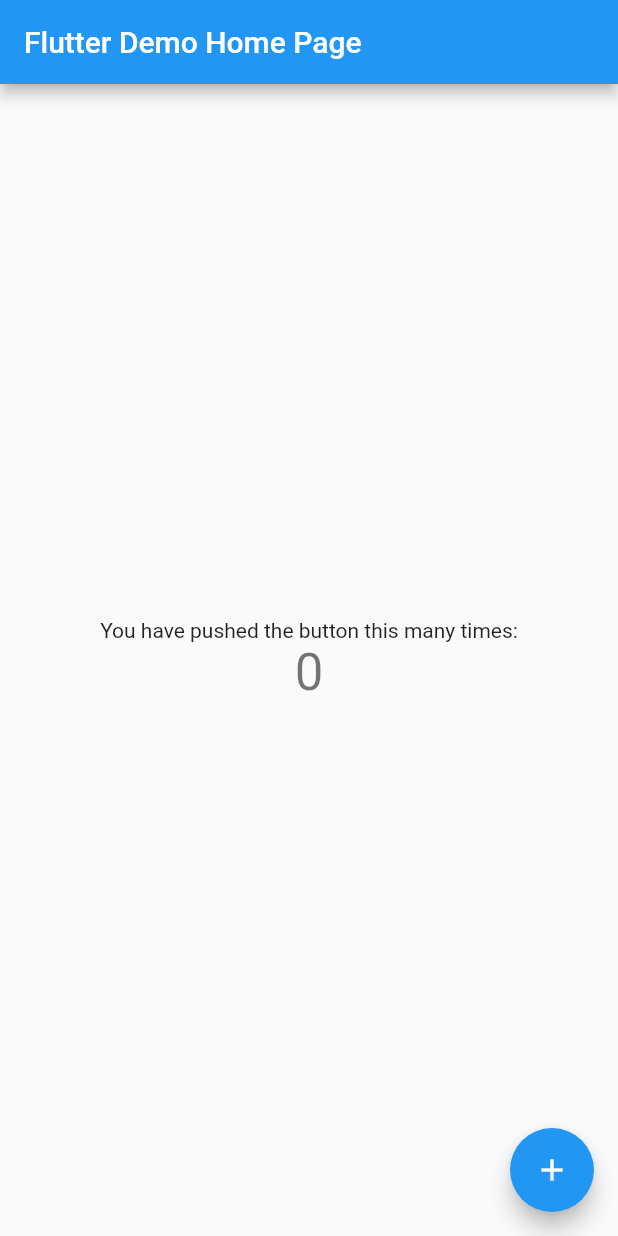
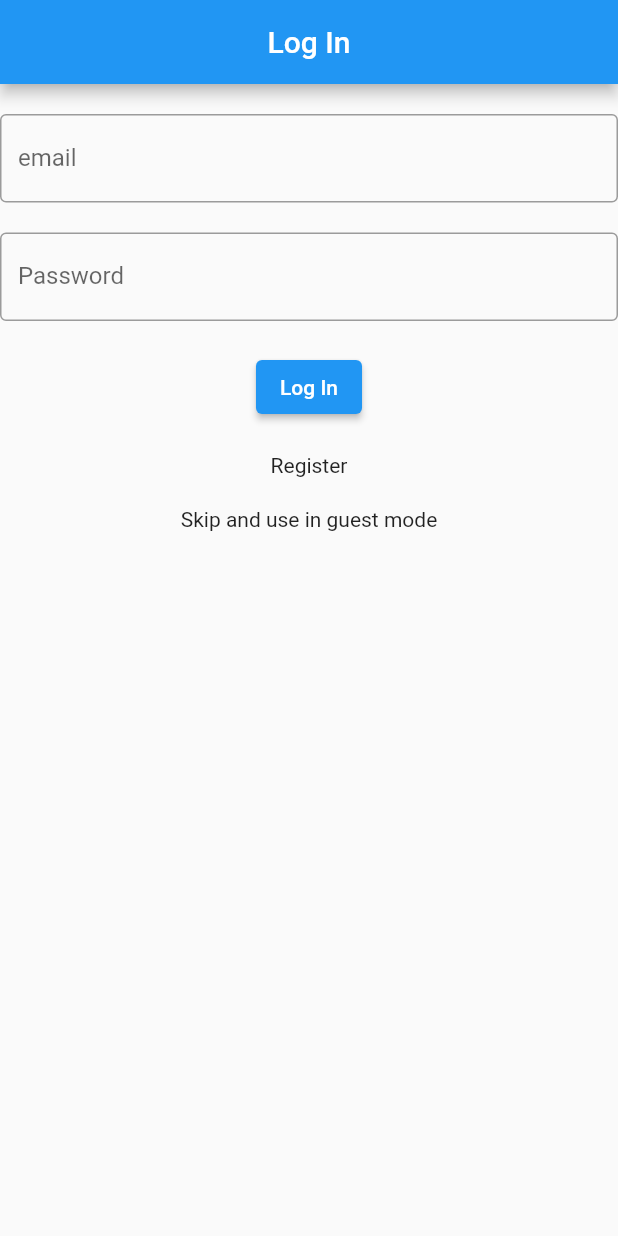
Before and after one commit to hchoaf/flutter-firebase-authentication, a Flutter app: the screen it shows after launch, on a phone screen of 412 x 824 dp. Run offline on Flutter 3.47's test engine with Material 2 defaults, Android fonts, the phone set to English and light mode, and no system bars; our stand-ins replace firebase_auth, firebase_core, get; accounts and stored records are empty.

Commit message:
feat: basic authentication and register

```diff
--- a/lib/main.dart
+++ b/lib/main.dart
@@ -1,6 +1,14 @@
 import 'package:flutter/material.dart';
+import 'package:firebase_core/firebase_core.dart';
+import 'package:flutter_firebase_authentication/screen/loginPage.dart';
+import 'firebase_options.dart';
+import 'package:get/get.dart';
 
-void main() {
+Future<void> main() async {
+  WidgetsFlutterBinding.ensureInitialized();
+  await Firebase.initializeApp(
+    options: DefaultFirebaseOptions.currentPlatform,
+  );
   runApp(const MyApp());
 }
 
@@ -10,106 +18,9 @@ class MyApp extends StatelessWidget {
   // This widget is the root of your application.
   @override
   Widget build(BuildContext context) {
-    return MaterialApp(
+    return GetMaterialApp(
       title: 'Flutter Demo',
-      theme: ThemeData(
-        // This is the theme of your application.
-        //
-        // Try running your application with "flutter run". You'll see the
-        // application has a blue toolbar. Then, without quitting the app, try
-        // changing the primarySwatch below to Colors.green and then invoke
-        // "hot reload" (press "r" in the console where you ran "flutter run",
-        // or simply save your changes to "hot reload" in a Flutter IDE).
-        // Notice that the counter didn't reset back to zero; the application
-        // is not restarted.
-        primarySwatch: Colors.blue,
-      ),
-      home: const MyHomePage(title: 'Flutter Demo Home Page'),
+      home: LoginPage(),
     );
   }
 }
-
-class MyHomePage extends StatefulWidget {
-  const MyHomePage({super.key, required this.title});
-
-  // This widget is the home page of your application. It is stateful, meaning
-  // that it has a State object (defined below) that contains fields that affect
-  // how it looks.
-
-  // This class is the configuration for the state. It holds the values (in this
-  // case the title) provided by the parent (in this case the App widget) and
-  // used by the build method of the State. Fields in a Widget subclass are
-  // always marked "final".
-
-  final String title;
-
-  @override
-  State<MyHomePage> createState() => _MyHomePageState();
-}
-
-class _MyHomePageState extends State<MyHomePage> {
-  int _counter = 0;
-
-  void _incrementCounter() {
-    setState(() {
-      // This call to setState tells the Flutter framework that something has
-      // changed in this State, which causes it to rerun the build method below
-      // so that the display can reflect the updated values. If we changed
-      // _counter without calling setState(), then the build method would not be
-      // called again, and so nothing would appear to happen.
-      _counter++;
-    });
-  }
-
-  @override
-  Widget build(BuildContext context) {
-    // This method is rerun every time setState is called, for instance as done
-    // by the _incrementCounter method above.
-    //
-    // The Flutter framework has been optimized to make rerunning build methods
-    // fast, so that you can just rebuild anything that needs updating rather
-    // than having to individually change instances of widgets.
-    return Scaffold(
-      appBar: AppBar(
-        // Here we take the value from the MyHomePage object that was created by
-        // the App.build method, and use it to set our appbar title.
-        title: Text(widget.title),
-      ),
-      body: Center(
-        // Center is a layout widget. It takes a single child and positions it
-        // in the middle of the parent.
-        child: Column(
-          // Column is also a layout widget. It takes a list of children and
-          // arranges them vertically. By default, it sizes itself to fit its
-          // children horizontally, and tries to be as tall as its parent.
-          //
-          // Invoke "debug painting" (press "p" in the console, choose the
-          // "Toggle Debug Paint" action from the Flutter Inspector in Android
-          // Studio, or the "Toggle Debug Paint" command in Visual Studio Code)
-          // to see the wireframe for each widget.
-          //
-          // Column has various properties to control how it sizes itself and
-          // how it positions its children. Here we use mainAxisAlignment to
-          // center the children vertically; the main axis here is the vertical
-          // axis because Columns are vertical (the cross axis would be
-          // horizontal).
-          mainAxisAlignment: MainAxisAlignment.center,
-          children: <Widget>[
-            const Text(
-              'You have pushed the button this many times:',
-            ),
-            Text(
-              '$_counter',
-              style: Theme.of(context).textTheme.headline4,
-            ),
-          ],
-        ),
-      ),
-      floatingActionButton: FloatingActionButton(
-        onPressed: _incrementCounter,
-        tooltip: 'Increment',
-        child: const Icon(Icons.add),
-      ), // This trailing comma makes auto-formatting nicer for build methods.
-    );
-  }
-}
--- /dev/null
+++ b/lib/screen/loginPage.dart
@@ -0,0 +1,145 @@
+import 'package:flutter/material.dart';
+import 'package:firebase_core/firebase_core.dart';
+import 'package:get/get.dart';
+
+import 'package:firebase_auth/firebase_auth.dart';
+import 'package:flutter/material.dart';
+import 'package:get/get.dart';
+import 'registerPage.dart';
+import 'mainPage.dart';
+
+
+class LoginPage extends StatefulWidget {
+  const LoginPage({Key? key}) : super(key: key);
+
+  @override
+  State<LoginPage> createState() => _LoginPageState();
+}
+
+class _LoginPageState extends State<LoginPage> {
+  final GlobalKey<FormState> _formKey = GlobalKey<FormState>();
+  final TextEditingController _emailController = TextEditingController();
+  final TextEditingController _passwordController = TextEditingController();
+
+  Widget _emailWidget() {
+    return TextFormField(
+      controller: _emailController,
+      keyboardType: TextInputType.emailAddress,
+      decoration: const InputDecoration(
+        border: OutlineInputBorder(),
+        labelText: 'email',
+      ),
+      validator: (String? value) {
+        if (value!.isEmpty) {
+          return 'Enter email';
+        }
+        return null;
+      },
+    );
+  }
+
+  Widget _passwordWidget() {
+    return TextFormField(
+      controller: _passwordController,
+      obscureText: true,
+      keyboardType: TextInputType.text,
+      decoration: const InputDecoration(
+        border: OutlineInputBorder(),
+        labelText: 'Password',
+      ),
+      validator: (String? value) {
+        if (value!.isEmpty) {
+          return 'Enter password';
+        }
+        return null;
+      },
+    );
+  }
+
+  @override
+  void initState() {
+    super.initState();
+  }
+  @override
+  void dispose() {
+    _emailController.dispose();
+    _passwordController.dispose();
+    super.dispose();
+  }
+
+  @override
+  Widget build(BuildContext context) {
+    return Scaffold(
+      appBar: AppBar(
+        title: const Text('Log In'),
+        centerTitle: true,
+      ),
+      body: Form(
+        key: _formKey,
+        child: Column(
+          children: <Widget>[
+            SizedBox(height: 20.0),
+            _emailWidget(),
+            SizedBox(height: 20.0),
+            _passwordWidget(),
+            SizedBox(height: 20.0),
+            ElevatedButton(
+              onPressed: () => _login(),
+              child: Text('Log In'),
+            ),
+            SizedBox(height: 20.0),
+            GestureDetector(
+                child: const Text('Register'),
+                onTap: () {
+                  // Move to register page
+                  Get.to(RegisterPage());
+                }
+            ),
+            SizedBox(height: 20.0),
+            GestureDetector(
+                child: const Text('Skip and use in guest mode'),
+                onTap: () {
+                  // Move to register page
+
+                }
+            ),
+          ],
+        ),
+      ),
+    );
+  }
+
+  _login() async {
+
+    if (_formKey.currentState!.validate()) {
+      FocusScope.of(context).requestFocus(FocusNode());
+
+      try {
+        await FirebaseAuth.instance.signInWithEmailAndPassword(
+            email: _emailController.text,
+            password: _passwordController.text
+        );
+        Get.to(MainPage());
+
+
+      } on FirebaseAuthException catch (e) {
+        // logger.e(e);
+        String message = '';
+        if (e.code == 'user-not-found') {
+          message = 'User does not exist';
+        } else if (e.code == 'wrong-password') {
+          message = 'Wrong password';
+        } else if (e.code == 'invalid-email') {
+          message = 'Wrong email';
+        }
+
+        ScaffoldMessenger.of(context).showSnackBar(
+          SnackBar(
+            content: Text(message),
+            backgroundColor: Colors.deepOrange,
+          ),
+        );
+      }
+    }
+  }
+}
--- a/pubspec.yaml
+++ b/pubspec.yaml
@@ -36,6 +36,10 @@ dependencies:
   # The following adds the Cupertino Icons font to your application.
   # Use with the CupertinoIcons class for iOS style icons.
   cupertino_icons: ^1.0.2
+  firebase_core: ^2.4.1
+  firebase_database: ^10.0.9
+  firebase_auth: ^4.2.5
+  get: ^4.6.5
 
 dev_dependencies:
   flutter_test:
```
Also changed, not shown: lib/screen/mainPage.dart (added, +24 -0 lines), lib/screen/registerPage.dart (added, +187 -0 lines), lib/firebase_options.dart (added), pubspec.lock, 18 other files.
